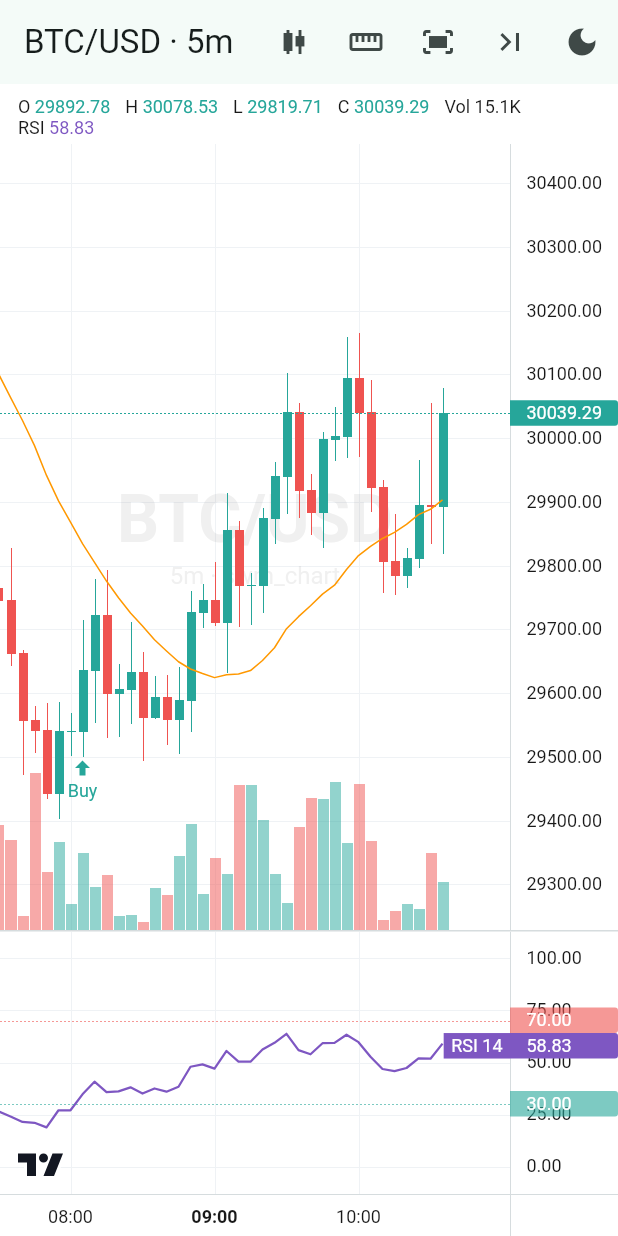
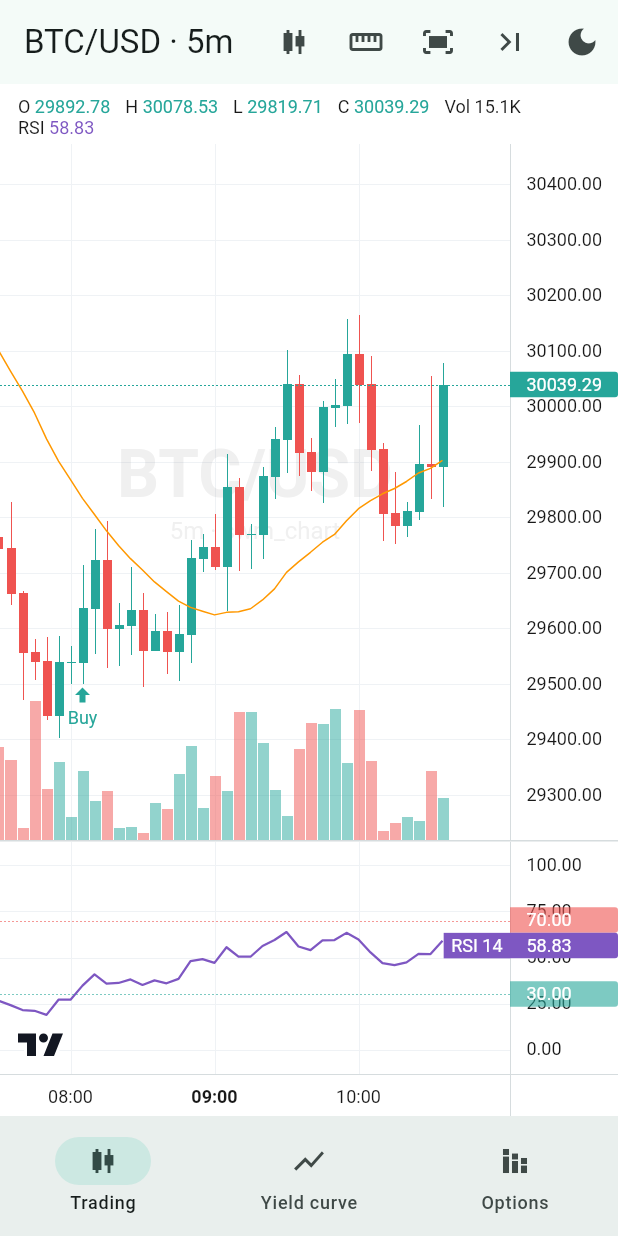
Before and after one commit to KSD-CO/swm-chart, a Flutter app: the screen it shows after launch, on a phone screen of 412 x 824 dp. Run offline on Flutter 3.47's test engine with Material 3 defaults, Android fonts, the phone set to English and light mode, and no system bars.

Commit message:
Example yield/options tabs, deferred fitContent, docs for 0.3.0
- defaultVisiblePriceScaleId picks the only visible side scale, as upstream
- fitContent/setVisibleLogicalRange before layout apply once the axis
  widths settle
- Example: yield curve and options chain tabs; integration test covers them
- README feature table, CHANGELOG, version 0.3.0

Co-Authored-By: Claude Opus 5.5 <noreply@anthropic.com>

```diff
--- a/example/lib/main.dart
+++ b/example/lib/main.dart
@@ -3,6 +3,8 @@ import 'dart:math' as math;
 
 import 'package:flutter/material.dart';
 import 'package:swm_chart/swm_chart.dart';
+
+import 'other_charts.dart';
 
 void main() => runApp(const DemoApp());
 
@@ -15,7 +17,41 @@ class DemoApp extends StatelessWidget {
       title: 'swm_chart demo',
       theme: ThemeData(colorSchemeSeed: Colors.teal, useMaterial3: true),
       darkTheme: ThemeData(colorSchemeSeed: Colors.teal, brightness: Brightness.dark, useMaterial3: true),
-      home: const TradingScreen(),
+      home: const HomeScreen(),
+    );
+  }
+}
+
+class HomeScreen extends StatefulWidget {
+  const HomeScreen({super.key});
+
+  @override
+  State<HomeScreen> createState() => _HomeScreenState();
+}
+
+class _HomeScreenState extends State<HomeScreen> {
+  int _tab = 0;
+
+  @override
+  Widget build(BuildContext context) {
+    return Scaffold(
+      body: IndexedStack(
+        index: _tab,
+        children: [
+          const TradingScreen(),
+          Scaffold(appBar: AppBar(title: const Text('Yield curve')), body: const SafeArea(child: YieldCurveScreen())),
+          Scaffold(appBar: AppBar(title: const Text('Options chain')), body: const SafeArea(child: OptionsChainScreen())),
+        ],
+      ),
+      bottomNavigationBar: NavigationBar(
+        selectedIndex: _tab,
+        onDestinationSelected: (i) => setState(() => _tab = i),
+        destinations: const [
+          NavigationDestination(icon: Icon(Icons.candlestick_chart), label: 'Trading'),
+          NavigationDestination(icon: Icon(Icons.show_chart), label: 'Yield curve'),
+          NavigationDestination(icon: Icon(Icons.stacked_bar_chart), label: 'Options'),
+        ],
+      ),
     );
   }
 }
--- a/lib/src/model/chart_model.dart
+++ b/lib/src/model/chart_model.dart
@@ -150,7 +150,14 @@ class ChartModel extends ChangeNotifier {
   /// Series under the crosshair, drawn on top with `hoveredSeriesOnTop`.
   SeriesModel? hoveredSeries;
 
-  String _scaleIdOf(SeriesModel s) => s.options.priceScaleId ?? _options.defaultVisiblePriceScaleId;
+  String _scaleIdOf(SeriesModel s) => s.options.priceScaleId ?? defaultVisiblePriceScaleId;
+
+  /// Like upstream: the only visible side scale, else the preferred one.
+  String get defaultVisiblePriceScaleId {
+    final left = _options.leftPriceScale.visible, right = _options.rightPriceScale.visible;
+    if (left != right) return left ? leftPriceScaleId : rightPriceScaleId;
+    return _options.defaultVisiblePriceScaleId;
+  }
 
   /// Series of [pane] in drawing order.
   List<SeriesModel> drawOrder(Pane pane) {
@@ -477,6 +484,12 @@ class ChartModel extends ChangeNotifier {
       if (left <= _leftAxisWidth && right <= _rightAxisWidth) break;
       _leftAxisWidth = math.max(_leftAxisWidth, left);
       _rightAxisWidth = math.max(_rightAxisWidth, right);
+    }
+    if (timeScale.hasPendingRange) {
+      // fitContent()/setVisibleLogicalRange() before the first layout:
+      // apply now that the pane width is final.
+      timeScale.applyPendingRange();
+      _recalculateAutoScale();
     }
 
     _resolveCrosshair();
--- a/pubspec.yaml
+++ b/pubspec.yaml
@@ -1,6 +1,6 @@
 name: swm_chart
 description: "High-performance financial charts for Flutter. A native Dart port of TradingView Lightweight Charts."
-version: 0.2.0
+version: 0.3.0
 homepage:
 
 environment:
```
Also changed, not shown: example/lib/other_charts.dart (added, +95 -0 lines), lib/src/model/time_scale.dart (+23 -1 lines), 4 other files.
